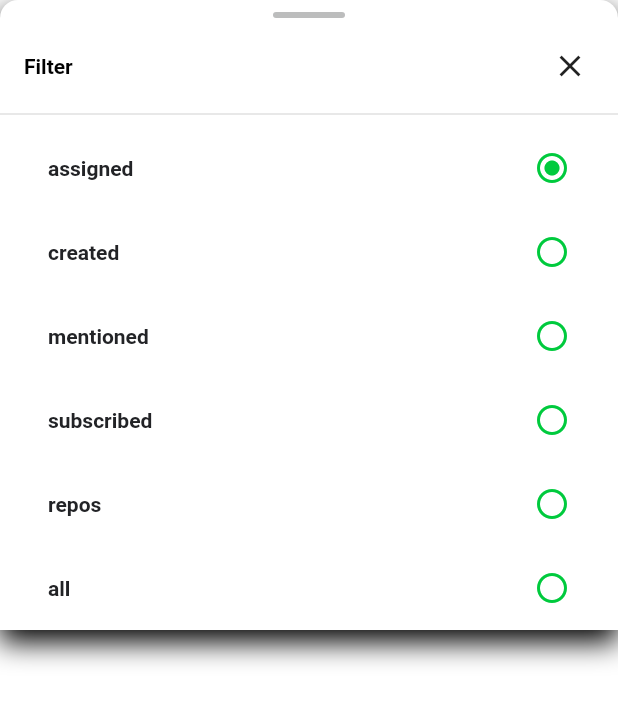
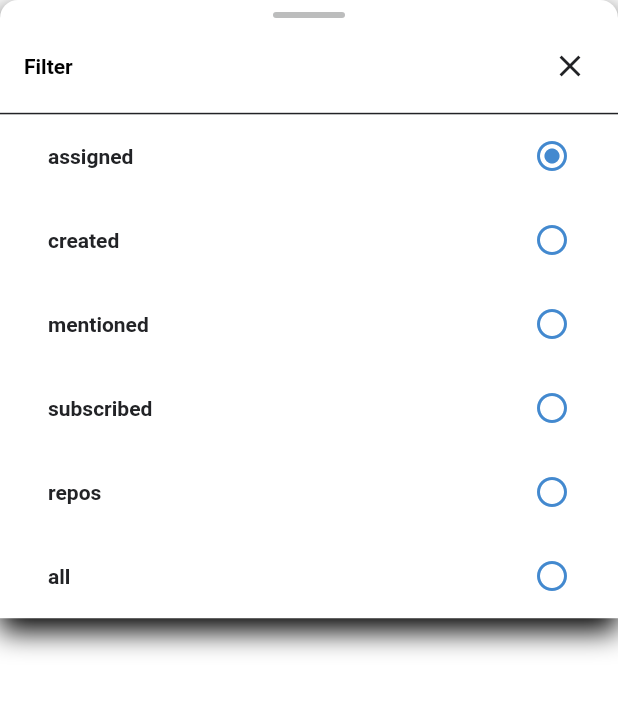
Before and after one commit to kazem-eng/Github-Flutter, a Flutter app: the IssueFilterView widget shown alone on an empty page, opened directly with empty values, on a phone screen of 412 x 824 dp. Shown: the top 704 px of the screen. Run offline on Flutter 3.47's test engine with Material 3 defaults, Android fonts, the light colour scheme and no system bars; our stand-ins replace freezed_annotation, get_it; network calls fail; project files that could hold a hidden picture were left out.

Commit message:
some ui improvements

```diff
--- a/lib/modules/views/issue_filter/issue_filter_view.dart
+++ b/lib/modules/views/issue_filter/issue_filter_view.dart
@@ -5,8 +5,7 @@ import 'package:flutter_issues_viewer/modules/data/models/issue_contracts.dart';
 import 'package:flutter_issues_viewer/modules/views/issue_filter/issue_filter_props.dart';
 import 'package:flutter_issues_viewer/modules/views/issue_filter/issue_filter_viewmodel.dart';
 import 'package:flutter_issues_viewer/ui_kit/components/bottom_sheet/bottom_sheet_export.dart';
-import 'package:flutter_issues_viewer/ui_kit/components/mm_text.dart';
-import 'package:flutter_issues_viewer/ui_kit/theme/theme.dart';
+import 'package:flutter_issues_viewer/ui_kit/components/mm_radio_item.dart';
 
 class IssueFilterView extends StatelessWidget {
   const IssueFilterView({
@@ -18,7 +17,6 @@ class IssueFilterView extends StatelessWidget {
 
   @override
   Widget build(BuildContext context) {
-    final color = MMTheme.of(context).color;
     return BottomSheetWrapper(
       header: const BottomSheetHeader.onlyTitle(title: 'Filter'),
       body: BaseView<IssueFilterViewmodel>(
@@ -29,21 +27,10 @@ class IssueFilterView extends StatelessWidget {
             itemCount: IssuesFilterBy.values.length,
             itemBuilder: (context, index) {
               final filter = IssuesFilterBy.values[index];
-              return ListTile(
-                title: MMText.title(
-                  filter.name,
-                  color: color.primary,
-                ),
+              return MMRadioItem(
+                text: filter.name,
+                isSelected: filter == data.selectedFilter,
                 onTap: () => vm.onFilterChanged(filter),
-                trailing: data.selectedFilter == filter
-                    ? Icon(
-                        Icons.radio_button_checked,
-                        color: color.status,
-                      )
-                    : Icon(
-                        Icons.radio_button_unchecked,
-                        color: color.status,
-                      ),
               );
             },
           ),
--- a/lib/modules/views/issues/issues_view.dart
+++ b/lib/modules/views/issues/issues_view.dart
@@ -27,6 +27,8 @@ class IssuesView extends StatelessWidget {
 
   @override
   Widget build(BuildContext context) {
+    return BaseView<IssuesViewmodel>(
+      initViewModel: (vm) {
         Future<IssuesFilterBy?> filterBottomSheet(
           IssueFilterProps props,
         ) async {
@@ -47,8 +49,6 @@ class IssuesView extends StatelessWidget {
           ) as IssuesSortBy?;
         }
 
-    return BaseView<IssuesViewmodel>(
-      initViewModel: (vm) {
         vm.initCalendar(
           filterBottomSheet: filterBottomSheet,
           sortBottomSheet: sortBottomSheet,
--- a/lib/ui_kit/components/bottom_sheet/bottom_sheet_header.dart
+++ b/lib/ui_kit/components/bottom_sheet/bottom_sheet_header.dart
@@ -4,8 +4,8 @@ import 'package:flutter_issues_viewer/ui_kit/components/bottom_sheet/bottom_shee
 import 'package:flutter_issues_viewer/ui_kit/components/bottom_sheet/bottom_sheet_keys.dart';
 import 'package:flutter_issues_viewer/ui_kit/components/mm_components_export.dart';
 import 'package:flutter_issues_viewer/ui_kit/components/mm_divider.dart';
-import 'package:flutter_issues_viewer/ui_kit/components/mm_svg_picture.dart';
 import 'package:flutter_issues_viewer/ui_kit/styles/constants.dart';
+import 'package:flutter_issues_viewer/ui_kit/theme/theme.dart';
 
 enum BottomSheetHeaderType {
   child,
@@ -16,7 +16,6 @@ class BottomSheetHeader extends StatelessWidget {
   const BottomSheetHeader({
     required this.child,
     this.onClose,
-    this.assetPackage = AssetPackage.uiKit,
     this.title,
     this.subtitle,
     this.showHandler = true,
@@ -26,7 +25,6 @@ class BottomSheetHeader extends StatelessWidget {
   const BottomSheetHeader.onlyTitle({
     required String this.title,
     this.onClose,
-    this.assetPackage = AssetPackage.uiKit,
     this.showHandler = true,
     super.key,
   })  : type = BottomSheetHeaderType.title,
@@ -38,11 +36,11 @@ class BottomSheetHeader extends StatelessWidget {
   final String? title;
   final String? subtitle;
   final BottomSheetHeaderType type;
-  final AssetPackage assetPackage;
   final bool showHandler;
 
   @override
   Widget build(BuildContext context) {
+    final color = MMTheme.of(context).color;
     Widget buildHeader() {
       Widget header;
       switch (type) {
@@ -67,6 +65,7 @@ class BottomSheetHeader extends StatelessWidget {
         width: kSpace6,
         height: kSpace6,
         child: CloseButton(
+          color: color.primary,
           onPressed: onClose ?? () => Navigator.pop(context),
         ),
       );
@@ -95,7 +94,11 @@ class BottomSheetHeader extends StatelessWidget {
         if (showHandler) const Center(child: BottomSheetHandle()),
         const SizedBox(height: kSpace1),
         buildBody(),
-        MMDivider.horizontal(),
+        const SizedBox(height: kSpace1),
+        MMDivider.horizontal(
+          height: .2,
+          color: color.primary,
+        ),
       ],
     );
   }
--- a/lib/ui_kit/components/mm_components_export.dart
+++ b/lib/ui_kit/components/mm_components_export.dart
@@ -2,5 +2,3 @@ export 'mm_error_widget.dart';
 export 'mm_text.dart';
 export 'mm_loader.dart';
 export 'context_menu/mm_context_menu_export.dart';
-export 'mm_ripple_button.dart';
-export 'mm_loading_bubble.dart';
--- /dev/null
+++ b/lib/ui_kit/components/mm_radio_item.dart
@@ -0,0 +1,29 @@
+import 'package:flutter/material.dart';
+import 'package:flutter_issues_viewer/ui_kit/components/mm_text.dart';
+import 'package:flutter_issues_viewer/ui_kit/theme/theme.dart';
+
+class MMRadioItem extends StatelessWidget {
+  const MMRadioItem({
+    required this.text,
+    required this.isSelected,
+    required this.onTap,
+    super.key,
+  });
+
+  final String text;
+  final bool isSelected;
+  final VoidCallback onTap;
+
+  @override
+  Widget build(BuildContext context) {
+    final color = MMTheme.of(context).color;
+    return ListTile(
+      title: MMText.title(text, color: color.primary),
+      onTap: onTap,
+      trailing: Icon(
+        isSelected ? Icons.radio_button_checked : Icons.radio_button_unchecked,
+        color: color.secondary,
+      ),
+    );
+  }
+}
--- a/lib/ui_kit/styles/colors.dart
+++ b/lib/ui_kit/styles/colors.dart
@@ -8,6 +8,7 @@ abstract class KColor {
   static const lightGrey = Color(0xFFDADADA);
   static const darkGrey = Color(0xFF222326);
   static const green = Color(0xFF00CA3D);
+  static const blue = Color(0xFF4389CF);
 }
 
 class ColorModel {
@@ -23,7 +24,7 @@ class ColorModel {
   static const light = ColorModel(
     primary: KColor.blueDark,
     background: KColor.white,
-    secondary: KColor.blueLight,
+    secondary: KColor.blue,
     appbar: KColor.lightGrey,
     status: KColor.green,
   );
@@ -31,7 +32,7 @@ class ColorModel {
   static const dark = ColorModel(
     primary: KColor.blueLight,
     background: KColor.blueDark,
-    secondary: KColor.white,
+    secondary: KColor.blue,
     text: KColor.white,
     appbar: KColor.darkGrey,
     status: KColor.green,
--- a/lib/ui_kit/theme/theme_components_contracts.dart
+++ b/lib/ui_kit/theme/theme_components_contracts.dart
@@ -37,6 +37,9 @@ ThemeData getThemeFromColors(ColorModel mmColors) {
     appBarTheme: AppBarTheme(
       backgroundColor: mmColors.appbar,
       elevation: 1,
+      iconTheme: IconThemeData(
+        color: mmColors.primary,
+      ),
       shape: Border(
         bottom: BorderSide(
           color: mmColors.primary,
```
Also changed, not shown: lib/modules/views/issue_sort/issue_sort_view.dart (+4 -11 lines), lib/ui_kit/components/mm_loading_bubble.dart (deleted, +0 -63 lines), lib/ui_kit/components/mm_ripple_button.dart (deleted, +0 -55 lines), lib/ui_kit/components/mm_svg_picture.dart (deleted, +0 -29 lines). Lines whose indentation alone changed are shown as unchanged.
